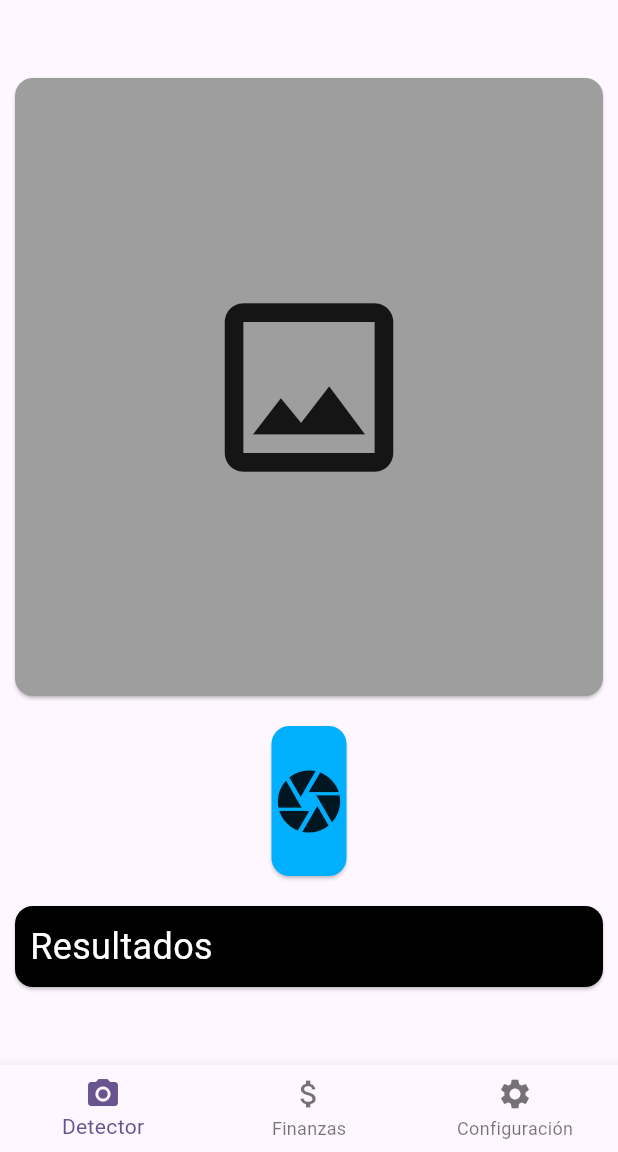
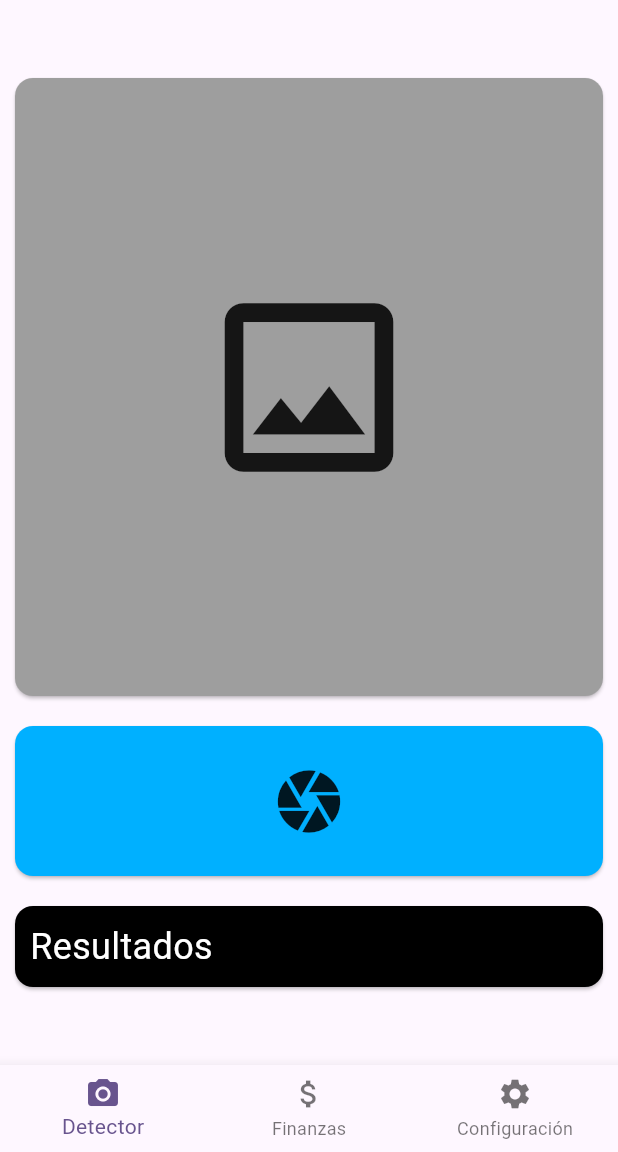
Before and after one commit to jorgedeltoro111/cash_reader_app, a Flutter app: the screen it shows after launch, after a tap on the "camera" icon, on a phone screen of 412 x 824 dp, the part 84-1236 px from its top. Run offline on Flutter 3.47's test engine with Material 3 defaults, Android fonts, the light colour scheme and no system bars; our stand-ins replace image_picker, shared_preferences; missing offline and left inert: google_mlkit_image_labeling; network calls fail.

Commit message:
Regreso a la anterior version

```diff
--- a/lib/main.dart
+++ b/lib/main.dart
@@ -99,7 +99,6 @@ class _DetectorScreenState extends State<DetectorScreen> {
     super.initState();
     imagePicker = ImagePicker();
     loadModel();
-    captureImage(); // Abre la cámara al iniciar la pantalla
   }
 
   loadModel() async {
@@ -112,7 +111,8 @@ class _DetectorScreenState extends State<DetectorScreen> {
   }
 
   captureImage() async {
-    XFile? selectedImage = await imagePicker.pickImage(source: ImageSource.camera);
+    XFile? selectedImage =
+        await imagePicker.pickImage(source: ImageSource.camera);
     if (selectedImage != null) {
       setState(() {
         image = File(selectedImage.path);
@@ -175,14 +175,19 @@ class _DetectorScreenState extends State<DetectorScreen> {
               color: Colors.lightBlueAccent.shade400,
               child: Container(
                 height: 100,
-                child: InkWell(
+                child: Row(
+                  mainAxisAlignment: MainAxisAlignment.center,
+                  children: [
+                    InkWell(
                       child: Icon(
                         Icons.camera,
                         size: 50,
                       ),
                       onTap: () {
-                    captureImage(); // El botón tomará una nueva foto
+                        captureImage();
                       },
+                    ),
+                  ],
                 ),
               ),
             ),
--- a/pubspec.yaml
+++ b/pubspec.yaml
@@ -41,6 +41,7 @@ dependencies:
   image: ^4.2.0
   http: ^1.2.2
   shared_preferences: ^2.3.2
+  camera: ^0.11.0+2
 
 dev_dependencies:
   flutter_test:
```
Also changed, not shown: pubspec.lock. Lines whose indentation alone changed are shown as unchanged.
